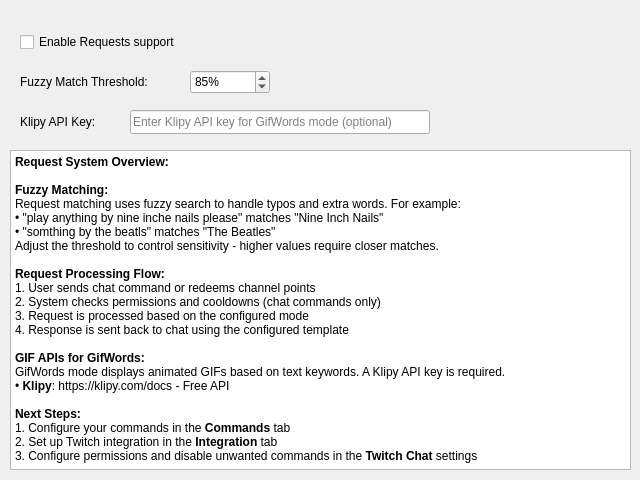
Qt form nowplaying/resources/ui/requests_settings.ui (whatsnowplaying/whats-now-playing) before a commit.
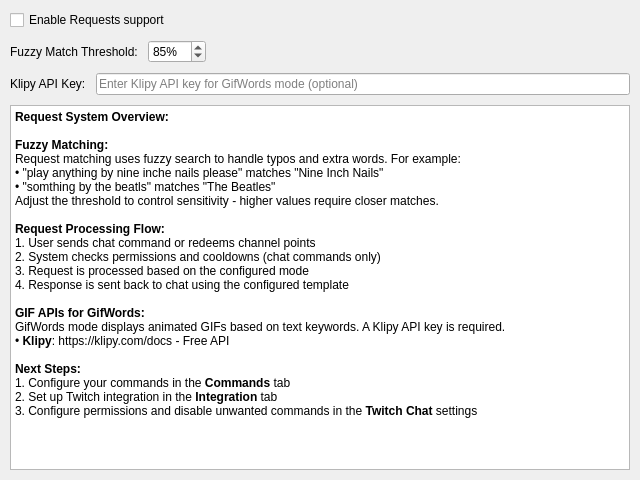
The same form after that commit.

Patch:
```diff
--- a/nowplaying/resources/ui/requests_settings.ui
+++ b/nowplaying/resources/ui/requests_settings.ui
@@ -13,41 +13,34 @@
   <property name="windowTitle">
    <string>Settings</string>
   </property>
+  <property name="tabOrder" stdset="0">
+   <number>2</number>
+  </property>
+  <layout class="QVBoxLayout" name="main_layout">
+   <property name="margin">
+    <number>10</number>
+   </property>
+   <property name="spacing">
+    <number>10</number>
+   </property>
+   <item>
   <widget class="QCheckBox" name="enable_checkbox">
-   <property name="geometry">
-    <rect>
-     <x>20</x>
-     <y>30</y>
-     <width>181</width>
-     <height>24</height>
-    </rect>
-   </property>
    <property name="text">
     <string>Enable Requests support</string>
    </property>
   </widget>
+   </item>
+   <item>
+    <layout class="QHBoxLayout" name="fuzzy_layout">
+     <item>
   <widget class="QLabel" name="fuzzy_threshold_label">
-   <property name="geometry">
-    <rect>
-     <x>20</x>
-     <y>70</y>
-     <width>160</width>
-     <height>24</height>
-    </rect>
-   </property>
    <property name="text">
     <string>Fuzzy Match Threshold:</string>
    </property>
   </widget>
+     </item>
+     <item>
   <widget class="QSpinBox" name="fuzzy_threshold_spinbox">
-   <property name="geometry">
-    <rect>
-     <x>190</x>
-     <y>70</y>
-     <width>80</width>
-     <height>24</height>
-    </rect>
-   </property>
    <property name="minimum">
     <number>50</number>
    </property>
@@ -64,28 +57,33 @@
     <string>Minimum similarity score for fuzzy matching (50-100%). Higher values require closer matches.</string>
    </property>
   </widget>
+     </item>
+     <item>
+      <spacer>
+       <property name="orientation">
+        <enum>Qt::Horizontal</enum>
+       </property>
+       <property name="sizeHint" stdset="0">
+        <size>
+         <width>40</width>
+         <height>20</height>
+        </size>
+       </property>
+      </spacer>
+     </item>
+    </layout>
+   </item>
+   <item>
+    <layout class="QHBoxLayout" name="klipy_layout">
+     <item>
   <widget class="QLabel" name="klipy_key_label">
-   <property name="geometry">
-    <rect>
-     <x>20</x>
-     <y>110</y>
-     <width>100</width>
-     <height>24</height>
-    </rect>
-   </property>
    <property name="text">
     <string>Klipy API Key:</string>
    </property>
   </widget>
+     </item>
+     <item>
   <widget class="QLineEdit" name="klipy_key_lineedit">
-   <property name="geometry">
-    <rect>
-     <x>130</x>
-     <y>110</y>
-     <width>300</width>
-     <height>24</height>
-    </rect>
-   </property>
    <property name="placeholderText">
     <string>Enter Klipy API key for GifWords mode (optional)</string>
    </property>
@@ -93,14 +91,16 @@
     <string>API key from Klipy (https://klipy.com/docs). Required for GifWords request mode.</string>
    </property>
   </widget>
+     </item>
+    </layout>
+   </item>
+   <item>
   <widget class="QTextBrowser" name="settings_infobox">
-   <property name="geometry">
-    <rect>
-     <x>10</x>
-     <y>150</y>
-     <width>621</width>
-     <height>320</height>
-    </rect>
+     <property name="sizePolicy">
+      <sizepolicy hsizetype="Expanding" vsizetype="Expanding">
+       <horstretch>0</horstretch>
+       <verstretch>1</verstretch>
+      </sizepolicy>
    </property>
    <property name="html">
     <string>&lt;!DOCTYPE HTML PUBLIC &quot;-//W3C//DTD HTML 4.0//EN&quot; &quot;http://www.w3.org/TR/REC-html40/strict.dtd&quot;&gt;
@@ -135,6 +135,8 @@
 &lt;/body&gt;&lt;/html&gt;</string>
    </property>
   </widget>
+   </item>
+  </layout>
  </widget>
  <resources/>
  <connections/>
```
Lines whose indentation alone changed are shown as unchanged.
